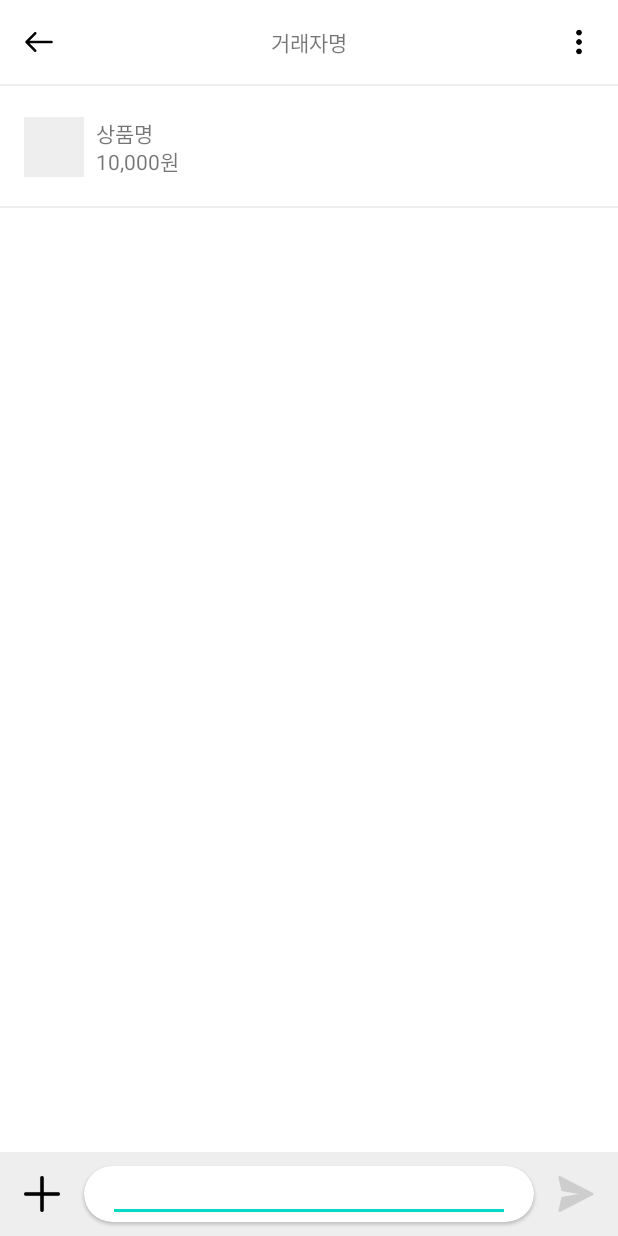
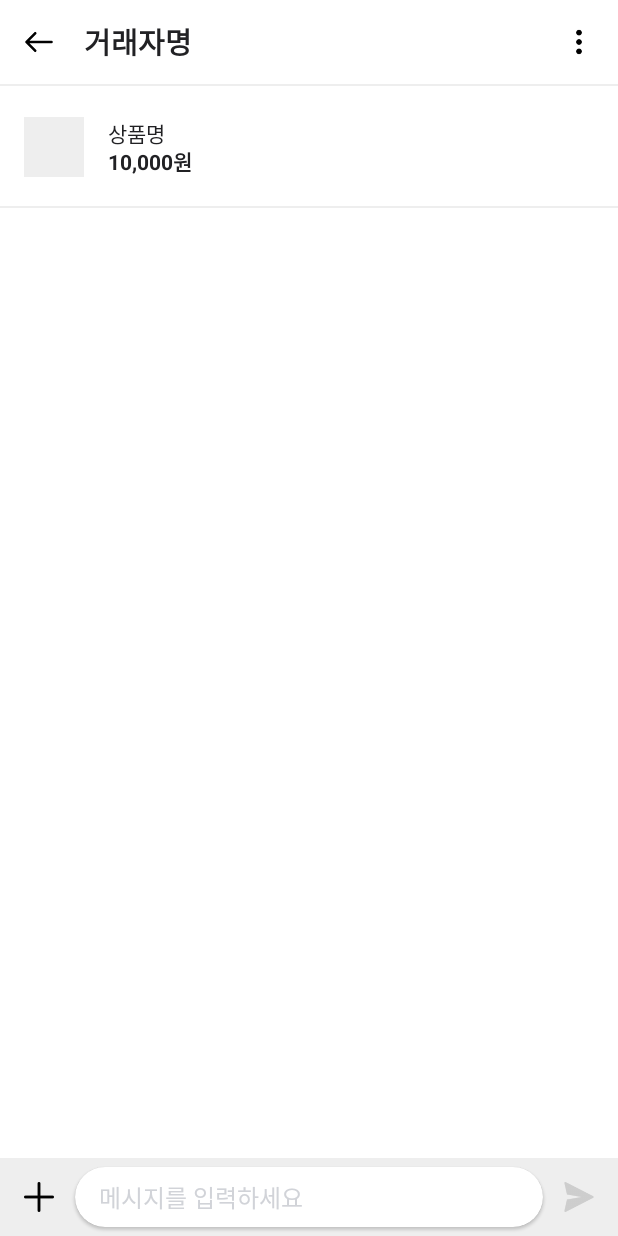
Before and after one commit to Sookhee/ShinhanESGMarket, an Android app: the layout activity_chat_room.xml on its own in the app's theme, with its tools: preview values and no code run, on a phone screen of 412 x 824 dp. Run offline under Robolectric (Android 15) with nearby library versions, the phone set to English and light mode, and no system bars.

Commit message:
activity_chat_room.xml xml 디테일 수정

```diff
--- a/app/src/main/res/layout/activity_chat_room.xml
+++ b/app/src/main/res/layout/activity_chat_room.xml
@@ -28,11 +28,12 @@
 
             <TextView
                 android:id="@+id/traderName"
+                style="@style/ToolbarTitle"
                 android:layout_width="wrap_content"
                 android:layout_height="wrap_content"
+                android:layout_marginStart="20dp"
                 app:layout_constraintBottom_toTopOf="@id/toolbarGuideLine"
-                app:layout_constraintEnd_toEndOf="parent"
-                app:layout_constraintStart_toStartOf="parent"
+                app:layout_constraintStart_toEndOf="@id/btnBack"
                 app:layout_constraintTop_toTopOf="parent"
                 tools:text="거래자명" />
 
@@ -67,9 +68,10 @@
 
             <TextView
                 android:id="@+id/productName"
+                style="@style/Gray900.14"
                 android:layout_width="0dp"
                 android:layout_height="wrap_content"
-                android:layout_marginHorizontal="8dp"
+                android:layout_marginHorizontal="16dp"
                 app:layout_constraintEnd_toEndOf="parent"
                 app:layout_constraintStart_toEndOf="@id/productImage"
                 app:layout_constraintTop_toTopOf="@id/productImage"
@@ -77,9 +79,11 @@
 
             <TextView
                 android:id="@+id/productPrice"
+                style="@style/Gray900.14"
                 android:layout_width="0dp"
                 android:layout_height="wrap_content"
-                android:layout_marginHorizontal="8dp"
+                android:layout_marginHorizontal="16dp"
+                android:textStyle="bold"
                 app:layout_constraintBottom_toBottomOf="@id/productImage"
                 app:layout_constraintEnd_toEndOf="parent"
                 app:layout_constraintStart_toEndOf="@id/productImage"
@@ -101,26 +105,25 @@
             android:layout_width="match_parent"
             android:layout_height="wrap_content"
             android:background="@color/gray100"
+            android:paddingVertical="2dp"
             app:layout_constraintBottom_toBottomOf="parent"
             app:layout_constraintEnd_toEndOf="parent"
             app:layout_constraintStart_toStartOf="parent">
 
             <ImageView
                 android:id="@+id/btnChatPlus"
-                android:layout_width="24dp"
-                android:layout_height="24dp"
-                android:layout_margin="16dp"
+                android:layout_width="20dp"
+                android:layout_height="20dp"
+                android:layout_marginStart="16dp"
                 android:src="@drawable/ic_add_black"
                 app:layout_constraintBottom_toBottomOf="parent"
-                app:layout_constraintEnd_toEndOf="parent"
-                app:layout_constraintHorizontal_bias="0.0"
                 app:layout_constraintStart_toStartOf="parent"
                 app:layout_constraintTop_toTopOf="parent" />
 
             <androidx.cardview.widget.CardView
                 android:layout_width="0dp"
                 android:layout_height="wrap_content"
-                android:layout_marginHorizontal="16dp"
+                android:layout_marginHorizontal="14dp"
                 android:layout_marginVertical="4dp"
                 android:background="@color/white"
                 app:cardCornerRadius="20dp"
@@ -132,23 +135,26 @@
 
                 <EditText
                     android:id="@+id/chatEditText"
+                    style="@style/Gray900.16"
                     android:layout_width="match_parent"
                     android:layout_height="match_parent"
                     android:layout_marginHorizontal="16dp"
+                    android:background="@null"
+                    android:hint="@string/hint_chat"
                     android:maxLines="3"
-                    android:textSize="12dp" />
+                    android:paddingVertical="8dp"
+                    android:textColorHint="@color/gray300"
+                    android:theme="@style/EditTextTheme" />
             </androidx.cardview.widget.CardView>
 
             <ImageView
                 android:id="@+id/btnSend"
-                android:layout_width="24dp"
-                android:layout_height="24dp"
-                android:layout_margin="16dp"
+                android:layout_width="20dp"
+                android:layout_height="20dp"
+                android:layout_marginEnd="16dp"
                 android:src="@drawable/ic_send_off"
                 app:layout_constraintBottom_toBottomOf="parent"
                 app:layout_constraintEnd_toEndOf="parent"
-                app:layout_constraintHorizontal_bias="1.0"
-                app:layout_constraintStart_toStartOf="parent"
                 app:layout_constraintTop_toTopOf="parent" />
 
         </androidx.constraintlayout.widget.ConstraintLayout>
--- a/app/src/main/res/values/strings.xml
+++ b/app/src/main/res/values/strings.xml
@@ -20,6 +20,7 @@
     <string name="hint_title">제목</string>
     <string name="hint_product_description">브랜드, 사이즈, 색상, 소재 등 물품에 대한 자세한 정보를 작성하면 판매확률이 올라가요!</string>
     <string name="hint_price">가격</string>
+    <string name="hint_chat">메시지를 입력하세요</string>
 
     // string
     <string name="string_submit">완료</string>
```
